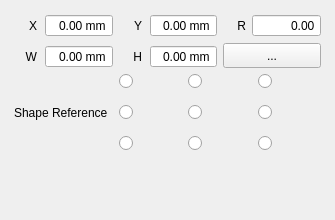
The window that src/widgets/panels/transform-panel.ui (flux3dp/swiftray) describes before a commit, drawn with Qt 5.
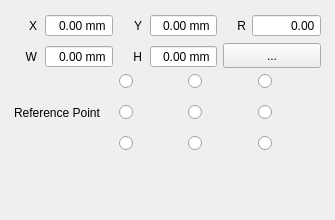
The same window after the commit. Icons and pictures are not drawn. Custom widgets are drawn as their Qt base class.

What changed in the file:
```diff
--- a/src/widgets/panels/transform-panel.ui
+++ b/src/widgets/panels/transform-panel.ui
@@ -434,7 +434,7 @@
        <item row="2" column="0">
         <widget class="QLabel" name="label">
          <property name="text">
-          <string>Shape Reference</string>
+          <string>Reference Point</string>
          </property>
         </widget>
        </item>
```
